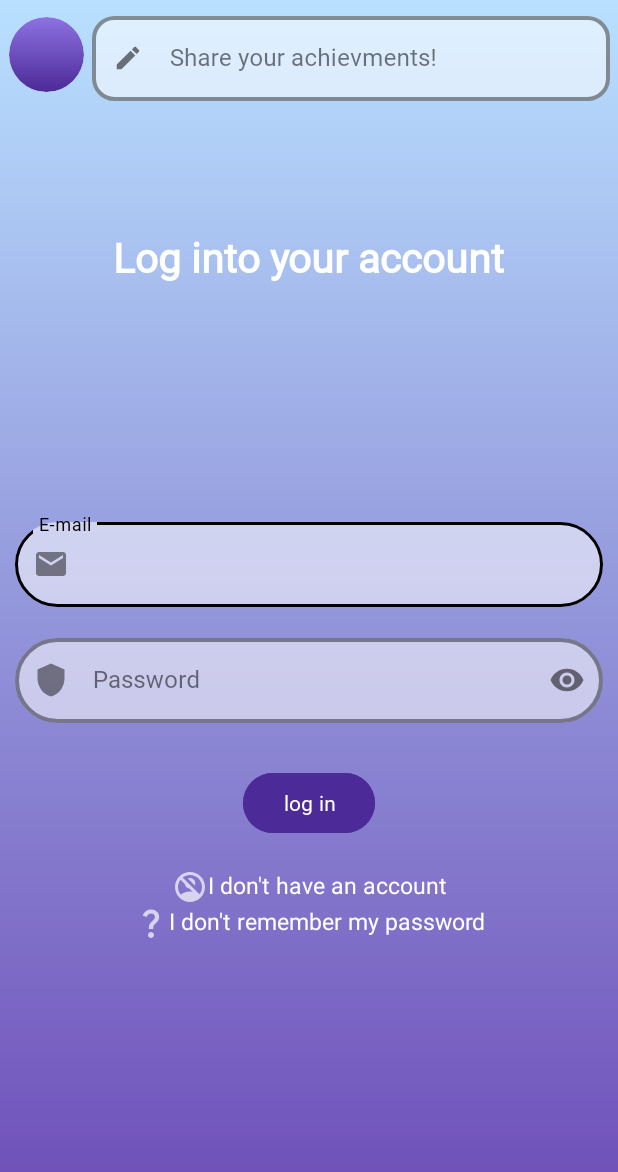
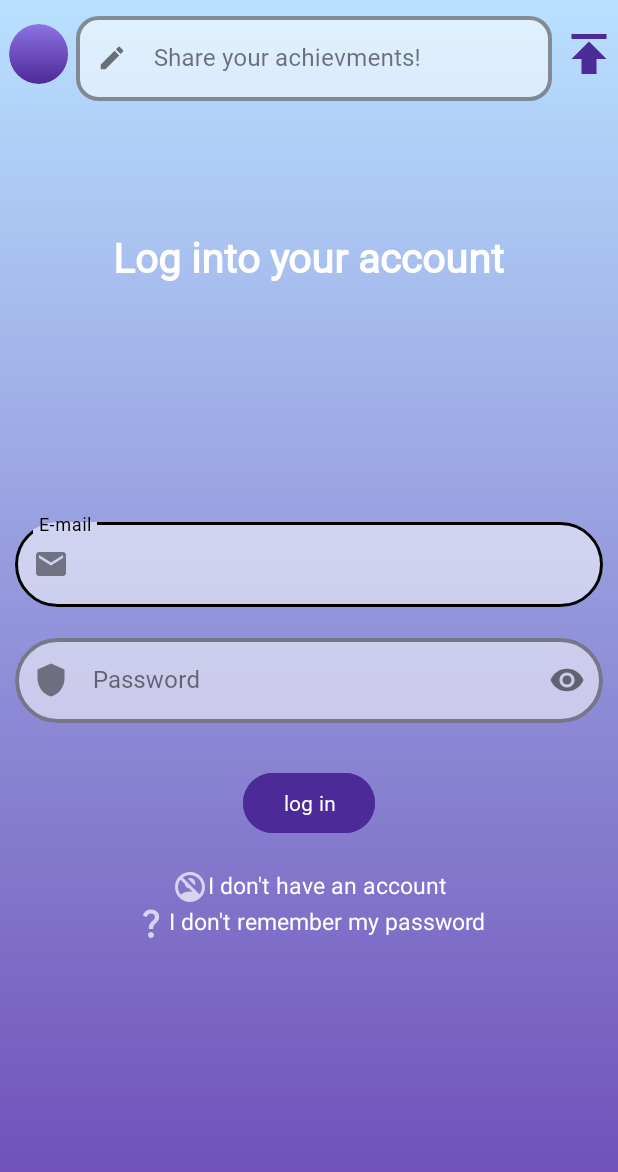
Before and after one commit to SabaGuledani/pinaluri, an Android app: the fragment UglyHabit placed in its activity, on a phone screen of 412 x 824 dp. Shown: the top 1172 px of the screen. Run offline under Robolectric (Android 15) with nearby library versions, the phone set to English and light mode, and no system bars; our stand-ins replace Firebase (no records; nobody signed in at launch, a user with empty details on screens opened directly); 1 statement that could not run was skipped.

Commit message:
mesame fragment 50%

```diff
--- a/app/build.gradle
+++ b/app/build.gradle
@@ -54,6 +54,9 @@ dependencies {
 
     implementation "androidx.viewpager2:viewpager2:1.0.0"
 
+    implementation 'com.github.bumptech.glide:glide:4.14.2'
+    annotationProcessor 'com.github.bumptech.glide:compiler:4.14.2'
+
     androidTestImplementation 'androidx.test.ext:junit:1.1.4'
     androidTestImplementation 'androidx.test.espresso:espresso-core:3.5.0'
 }
--- a/app/src/main/AndroidManifest.xml
+++ b/app/src/main/AndroidManifest.xml
@@ -1,6 +1,8 @@
 <?xml version="1.0" encoding="utf-8"?>
 <manifest xmlns:android="http://schemas.android.com/apk/res/android"
     xmlns:tools="http://schemas.android.com/tools">
+
+    <uses-permission android:name="android.permission.INTERNET" />
 
     <application
         android:allowBackup="true"
--- a/app/src/main/java/com/saba/spark/HabitRecyclerviewAdapter.kt
+++ b/app/src/main/java/com/saba/spark/HabitRecyclerviewAdapter.kt
@@ -65,7 +65,7 @@ RecyclerView.Adapter<HabitRecyclerviewAdapter.HabitViewHolder>(){
             val param = ((holder.statusText).layoutParams as MarginLayoutParams)
             param.setMargins(0,0,100,0)
             holder.statusText.layoutParams = param
-            Log.d("racxa","rac")
+
         }else{
             val param = ((holder.statusText).layoutParams as MarginLayoutParams)
             param.setMargins(0,0,0,0)
--- a/app/src/main/java/com/saba/spark/UglyHabit.kt
+++ b/app/src/main/java/com/saba/spark/UglyHabit.kt
@@ -5,9 +5,32 @@ import androidx.fragment.app.Fragment
 import android.view.LayoutInflater
 import android.view.View
 import android.view.ViewGroup
+import androidx.recyclerview.widget.LinearLayoutManager
+import com.google.firebase.database.DatabaseReference
+import com.saba.spark.databinding.FragmentUglyHabitBinding
+import kotlinx.coroutines.NonDisposableHandle.parent
 
 
 class UglyHabit : Fragment(R.layout.fragment_ugly_habit) {
+    private lateinit var binding:FragmentUglyHabitBinding
+    private lateinit var shareList:ArrayList<SharedAchievement>
+    private lateinit var dbref:DatabaseReference
+    private lateinit var shareRecyclerViewAdapter:ShareRecyclerViewAdapter
+    override fun onViewCreated(view: View, savedInstanceState: Bundle?) {
+        super.onViewCreated(view, savedInstanceState)
+        binding = FragmentUglyHabitBinding.bind(view)
+
+/*
+        val recyclerView = binding.recyclerViewShare
+        recyclerView.layoutManager = LinearLayoutManager(context)
+        shareRecyclerViewAdapter = ShareRecyclerViewAdapter(requireContext(),shareList)
+        recyclerView.adapter = shareRecyclerViewAdapter
+
+        //dbref.child()
 
 
+ */
+
+    }
+
 }
--- a/app/src/main/java/com/saba/spark/ViewPagerAdapter.kt
+++ b/app/src/main/java/com/saba/spark/ViewPagerAdapter.kt
@@ -1,5 +1,6 @@
 package com.saba.spark
 
+import android.util.Log
 import androidx.appcompat.app.AppCompatActivity
 import androidx.fragment.app.Fragment
 import androidx.viewpager2.adapter.FragmentStateAdapter
@@ -10,8 +11,9 @@ class ViewPagerAdapter(activity: AppCompatActivity):FragmentStateAdapter(activit
     }
 
     override fun createFragment(position: Int): Fragment {
+        Log.d("ragac","gaaketa man igi")
         return when(position){
-            0->badHabits()
+            0 ->badHabits()
             1->GoodHabits()
             2->UglyHabit()
             else -> badHabits()
--- /dev/null
+++ b/app/src/main/res/drawable/ic_baseline_publish_24.xml
@@ -0,0 +1,5 @@
+<vector android:height="24dp" android:tint="@color/purple_main_dark"
+    android:viewportHeight="24" android:viewportWidth="24"
+    android:width="24dp" xmlns:android="http://schemas.android.com/apk/res/android">
+    <path android:fillColor="@android:color/white" android:pathData="M5,4v2h14L19,4L5,4zM5,14h4v6h6v-6h4l-7,-7 -7,7z"/>
+</vector>
--- a/app/src/main/res/layout/fragment_ugly_habit.xml
+++ b/app/src/main/res/layout/fragment_ugly_habit.xml
@@ -10,22 +10,26 @@
     <LinearLayout
         android:layout_width="match_parent"
         android:layout_height="wrap_content"
-        android:orientation="horizontal">
+        android:orientation="horizontal"
+        >
+
 
         <com.google.android.material.imageview.ShapeableImageView
-            android:id="@+id/circlemgelisaxia"
-            android:layout_width="50dp"
-            android:layout_height="50dp"
+            android:id="@+id/circleimg"
+            android:layout_width="40dp"
+            android:layout_height="40dp"
             android:layout_gravity="center"
             android:layout_marginLeft="6dp"
             android:scaleType="centerCrop"
             app:shapeAppearanceOverlay="@style/circle"
             app:srcCompat="@drawable/btn_design"
+            android:layout_weight="1"
             />
 
 
         <com.google.android.material.textfield.TextInputLayout
             android:id="@+id/habitet"
+            android:layout_weight="99"
             style="@style/Widget.MaterialComponents.TextInputLayout.OutlinedBox"
             android:layout_width="match_parent"
             android:layout_height="wrap_content"
@@ -43,9 +47,22 @@
 
             <com.google.android.material.textfield.TextInputEditText
                 android:layout_width="match_parent"
+
                 android:layout_height="wrap_content" />
 
         </com.google.android.material.textfield.TextInputLayout>
+        <com.google.android.material.imageview.ShapeableImageView
+            android:id="@+id/publishImgBtn"
+            android:layout_width="40dp"
+            android:layout_height="40dp"
+            android:layout_gravity="center"
+            android:scaleType="centerCrop"
+            app:shapeAppearanceOverlay="@style/circle"
+            app:srcCompat="@drawable/ic_baseline_publish_24"
+            android:layout_weight="1"
+            />
+
+
     </LinearLayout>
     <androidx.recyclerview.widget.RecyclerView
         android:id="@+id/recycler_view_share"
```
Also changed, not shown: app/src/main/java/com/saba/spark/MainActivity.kt (+4 -4 lines), app/src/main/java/com/saba/spark/ProfileSettingFragment.kt (added, +59 -0 lines), app/src/main/java/com/saba/spark/ShareRecyclerViewAdapter.kt (+23 -7 lines), app/src/main/java/com/saba/spark/SharedAchievement.kt (+17 -0 lines), app/src/main/java/com/saba/spark/userProfile.kt (added, +15 -0 lines), app/src/main/res/layout/fragment_profile_setting.xml (added, +15 -0 lines).
